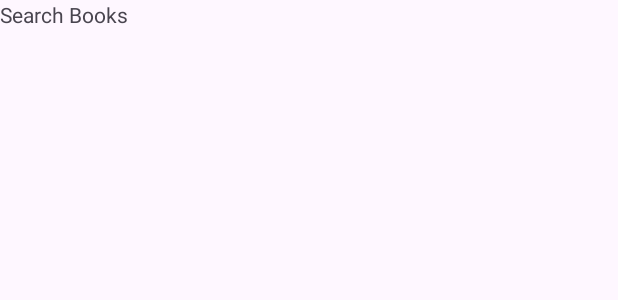
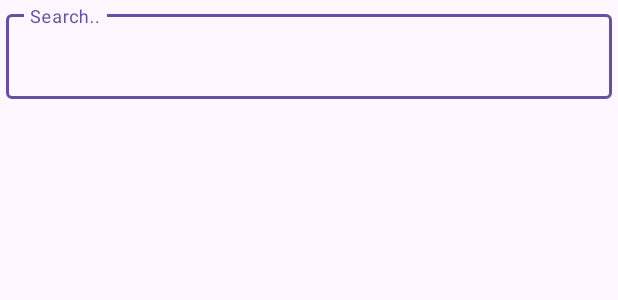
Before and after one commit to Kuneosu/BookSearchApp, an Android app: the layout fragment_search.xml on its own in the app's theme, with its tools: preview values and no code run, on a phone screen of 412 x 824 dp. Shown: the top 300 px of the screen. Run offline under Robolectric (Android 15) with nearby library versions, the phone set to English and light mode, and no system bars.

```diff
--- a/app/src/main/java/com/kks/booksearchapp/data/model/SearchResponse.kt
+++ b/app/src/main/java/com/kks/booksearchapp/data/model/SearchResponse.kt
@@ -1,10 +1,13 @@
 package com.kks.booksearchapp.data.model
 
 
+import com.squareup.moshi.Json
 import com.squareup.moshi.JsonClass
 
 @JsonClass(generateAdapter = true)
 data class SearchResponse(
+    @field:Json(name = "documents")
     val documents: List<Book>,
+    @field:Json(name = "meta")
     val meta: Meta
 )
--- a/app/src/main/java/com/kks/booksearchapp/util/Constants.kt
+++ b/app/src/main/java/com/kks/booksearchapp/util/Constants.kt
@@ -3,6 +3,7 @@ package com.kks.booksearchapp.util
 import com.kks.booksearchapp.BuildConfig
 
 object Constants {
-    const val BASE_URL = "https://dapi.kakao.com"
+    const val BASE_URL = "https://dapi.kakao.com/"
     const val API_KEY = BuildConfig.bookApiKey
+    const val SEARCH_BOOKS_TIME_DELAY = 100L
 }
--- a/app/src/main/res/layout/fragment_search.xml
+++ b/app/src/main/res/layout/fragment_search.xml
@@ -1,13 +1,39 @@
 <?xml version="1.0" encoding="utf-8"?>
 <androidx.constraintlayout.widget.ConstraintLayout xmlns:android="http://schemas.android.com/apk/res/android"
+    xmlns:app="http://schemas.android.com/apk/res-auto"
     xmlns:tools="http://schemas.android.com/tools"
     android:layout_width="match_parent"
     android:layout_height="match_parent"
-    tools:context=".ui.view.FavoriteFragment">
+    tools:context=".ui.view.SearchFragment">
 
-    <TextView
-        android:layout_width="match_parent"
-        android:layout_height="match_parent"
-        android:text="@string/search" />
+    <com.google.android.material.textfield.TextInputLayout
+        android:id="@+id/tl_search"
+        style="@style/Widget.MaterialComponents.TextInputLayout.OutlinedBox"
+        android:layout_width="0dp"
+        android:layout_height="wrap_content"
+        android:hint="Search.."
+        android:padding="4dp"
+        app:endIconMode="clear_text"
+        app:layout_constraintEnd_toEndOf="parent"
+        app:layout_constraintStart_toStartOf="parent"
+        app:layout_constraintTop_toTopOf="parent">
+
+        <com.google.android.material.textfield.TextInputEditText
+            android:id="@+id/et_search"
+            android:layout_width="match_parent"
+            android:layout_height="match_parent"
+            android:inputType="textAutoComplete" />
+
+    </com.google.android.material.textfield.TextInputLayout>
+
+    <androidx.recyclerview.widget.RecyclerView
+        android:id="@+id/rv_search_result"
+        android:layout_width="0dp"
+        android:layout_height="0dp"
+        android:scrollbars="vertical"
+        app:layout_constraintBottom_toBottomOf="parent"
+        app:layout_constraintEnd_toEndOf="parent"
+        app:layout_constraintStart_toStartOf="parent"
+        app:layout_constraintTop_toBottomOf="@id/tl_search" />
 
 </androidx.constraintlayout.widget.ConstraintLayout>
```
Also changed, not shown: app/build.gradle.kts (+6 -4 lines), app/src/main/java/com/kks/booksearchapp/data/repository/BookSearchRepository.kt (added, +13 -0 lines), app/src/main/java/com/kks/booksearchapp/data/repository/BookSearchRepositoryImpl.kt (added, +16 -0 lines), app/src/main/java/com/kks/booksearchapp/ui/adapter/BookSearchAdapter.kt (added, +34 -0 lines), app/src/main/java/com/kks/booksearchapp/ui/adapter/BookSearchViewHolder.kt (added, +26 -0 lines), app/src/main/java/com/kks/booksearchapp/ui/view/MainActivity.kt (+10 -2 lines), app/src/main/java/com/kks/booksearchapp/ui/view/SearchFragment.kt (+65 -2 lines), app/src/main/java/com/kks/booksearchapp/ui/viewmodel/BookSearchViewModel.kt (added, +45 -0 lines), app/src/main/java/com/kks/booksearchapp/ui/viewmodel/BookSearchViewModelProviderFactory.kt (added, +26 -0 lines), app/src/main/res/layout/item_book_preview.xml (added, +51 -0 lines).
